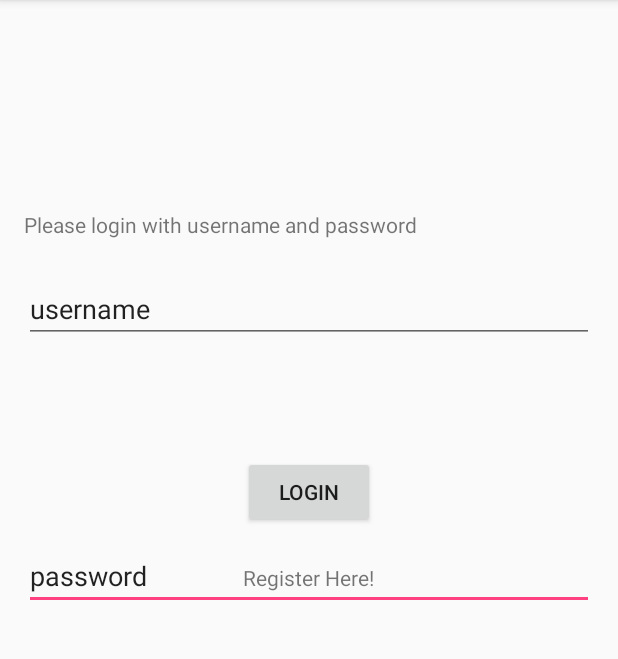
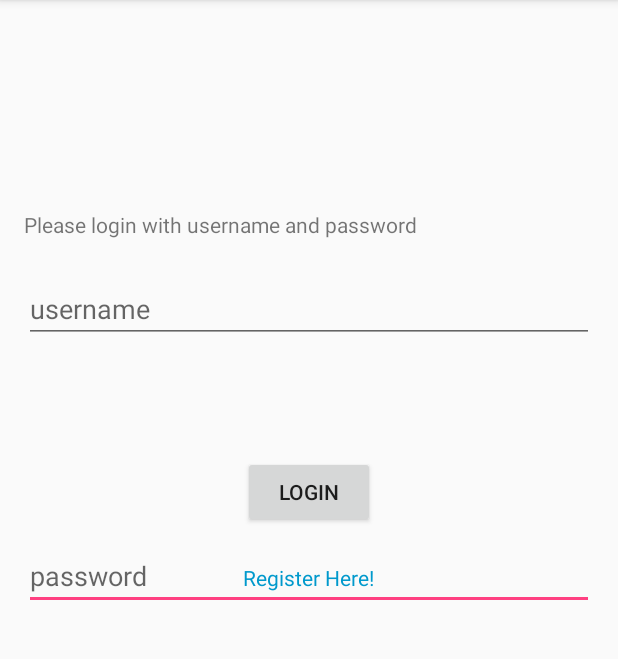
Before and after one commit to COMP3006/BUAddDrop, an Android app: the LoginActivity screen opened directly, with no data from a screen before it, after a tap on "LOGIN", on a phone screen of 412 x 824 dp, the part 84-743 px from its top. Run offline under Robolectric (Android 15) with nearby library versions, the phone set to English and light mode, and no system bars; 1 other tap on this screen came first.

Commit message:
20161126_1408

```diff
--- a/app/src/main/AndroidManifest.xml
+++ b/app/src/main/AndroidManifest.xml
@@ -11,7 +11,7 @@
         android:label="@string/app_name"
         android:supportsRtl="true"
         android:theme="@style/AppTheme">
-        <activity android:name=".MainActivity">
+        <activity android:name=".RegistrationActivity">
             <intent-filter>
                 <action android:name="android.intent.action.MAIN" />
 
--- /dev/null
+++ b/app/src/main/java/com/example/demo/myapplication/Components/Interface/DBCommunicator.java
@@ -0,0 +1,14 @@
+package com.example.demo.myapplication.Components.Interface;
+
+
+/**
+ * Created by Samuel on 26/11/2016.
+ */
+public interface DBCommunicator
+{
+
+    public void onResultReceived(String s);
+
+    public void onErrorReceived(String s);
+
+}
--- a/app/src/main/java/com/example/demo/myapplication/LoginActivity.java
+++ b/app/src/main/java/com/example/demo/myapplication/LoginActivity.java
@@ -7,13 +7,17 @@ import android.view.View;
 import android.widget.Button;
 import android.widget.EditText;
 import android.widget.TextView;
+import android.widget.Toast;
 
-public class LoginActivity extends AppCompatActivity implements View.OnClickListener {
+import com.example.demo.myapplication.Components.Interface.DBCommunicator;
+
+public class LoginActivity extends AppCompatActivity implements View.OnClickListener, DBCommunicator {
 
     private Button blogin;
     EditText etUsername, etPassword;
     TextView tvRegisterlink, tvInputinfo;
 
+    private MainController mMainController;
 
     @Override
     protected void onCreate(Bundle savedInstanceState) {
@@ -25,28 +29,46 @@ public class LoginActivity extends AppCompatActivity implements View.OnClickList
         blogin = (Button) findViewById(R.id.blogin);
         tvRegisterlink = (TextView) findViewById(R.id.tvRegisterLink);
         tvInputinfo = (TextView) findViewById(R.id.tvInputinfo);
+        mMainController = new MainController(this);
 
 
         blogin.setOnClickListener(this);
         tvRegisterlink.setOnClickListener(this);
-
     }
-
 
 
     @Override
     public void onClick(View view) {
         switch (view.getId()){
             case R.id.blogin:
+                String username = etUsername.getText().toString().trim();
+                String userpassword = etPassword.getText().toString().trim();
 
-
+                if (username.isEmpty()) {
+                    Toast.makeText(getApplicationContext(),"Error: Username is missing",Toast.LENGTH_LONG).show();
+                } else if (userpassword.isEmpty()) {
+                    Toast.makeText(getApplicationContext(),"Error: Password is missing",Toast.LENGTH_LONG).show();
+                } else {
+                    mMainController.login(username,userpassword);
+                }
                 break;
 
 
             case R.id.tvRegisterLink:
-                startActivity(new Intent(this, MainActivity.class));
+                startActivity(new Intent(this, RegistrationActivity.class));
 
                 break;
         }
     }
+
+    public void onResultReceived(String text){
+        Toast.makeText(getApplicationContext(),"Login successfully with: " + text,Toast.LENGTH_LONG).show();
+        Intent intent = new Intent(LoginActivity.this, HomeActivity.class);
+        startActivity(intent);
+        finish();
+    }
+
+    public void onErrorReceived(String text){
+        Toast.makeText(getApplicationContext(), "Error: " + "Username or password is incorrect.", Toast.LENGTH_LONG).show();
+    }
 }
--- a/app/src/main/res/layout/activity_login.xml
+++ b/app/src/main/res/layout/activity_login.xml
@@ -13,13 +13,14 @@
     <EditText
         android:layout_width="match_parent"
         android:layout_height="wrap_content"
-        android:text="username"
         android:ems="10"
         android:layout_alignParentTop="true"
         android:layout_marginTop="167dp"
         android:id="@+id/etUsername"
         android:layout_alignParentStart="true"
-        android:layout_alignParentEnd="true" />
+        android:layout_alignParentEnd="true"
+        android:singleLine="true"
+        android:hint="username" />
 
     <TextView
         android:text="Register Here!"
@@ -29,7 +30,8 @@
         android:layout_below="@+id/blogin"
         android:layout_centerHorizontal="true"
         android:layout_marginTop="23dp"
-        android:id="@+id/tvRegisterLink" />
+        android:id="@+id/tvRegisterLink"
+        android:textColor="@android:color/holo_blue_dark" />
 
     <Button
         android:text="Login"
@@ -54,9 +56,11 @@
         android:layout_height="wrap_content"
         android:ems="10"
         android:id="@+id/etPassword"
-        android:text="password"
         android:layout_centerVertical="true"
         android:layout_alignParentStart="true"
-        android:layout_alignParentEnd="true" />
+        android:layout_alignParentEnd="true"
+        android:singleLine="true"
+        android:password="true"
+        android:hint="password" />
 
 </RelativeLayout>
```
Also changed, not shown: app/src/main/java/com/example/demo/myapplication/MainController.java (+11 -8 lines), app/src/main/java/com/example/demo/myapplication/RegistrationActivity.java (renamed from app/src/main/java/com/example/demo/myapplication/MainActivity.java, +6 -5 lines), app/src/main/res/layout/activity_registration.xml (renamed from app/src/main/res/layout/activity_main.xml, +9 -4 lines).
